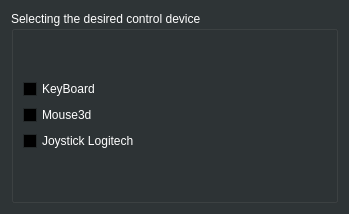
The window that Control/ControlWindow.ui (hidronautics/UV_control_box) describes before a commit, drawn with Qt 5.
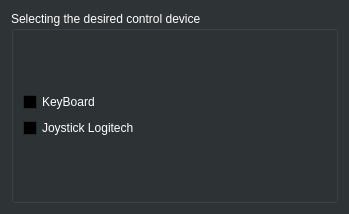
The same window after the commit.

Commit message: add sfml as submodule, delete 3dMouse

Patch:
```diff
--- a/Control/ControlWindow.ui
+++ b/Control/ControlWindow.ui
@@ -471,13 +471,13 @@
           </property>
          </widget>
         </item>
-        <item row="1" column="0">
-         <widget class="QCheckBox" name="CheckBoxMouse3d">
-          <property name="text">
-           <string>Mouse3d</string>
-          </property>
-         </widget>
-        </item>
+<!--        <item row="1" column="0">-->
+<!--         <widget class="QCheckBox" name="CheckBoxMouse3d">-->
+<!--          <property name="text">-->
+<!--           <string>Mouse3d</string>-->
+<!--          </property>-->
+<!--         </widget>-->
+<!--        </item>-->
         <item row="2" column="0">
          <widget class="QCheckBox" name="CheckBoxJoystickLogitech">
           <property name="text">
```
The commit also changes 8 other files.
